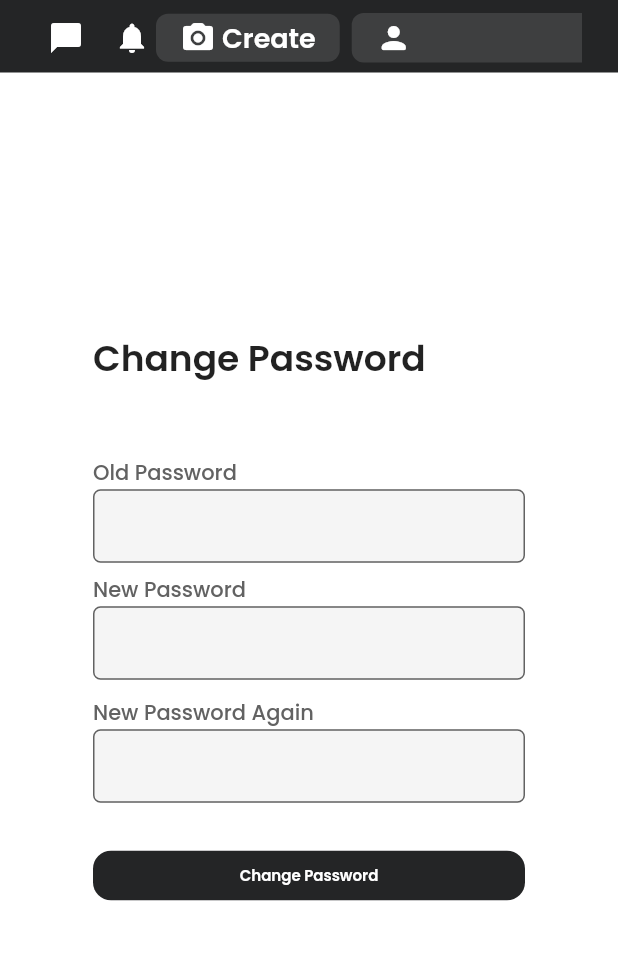
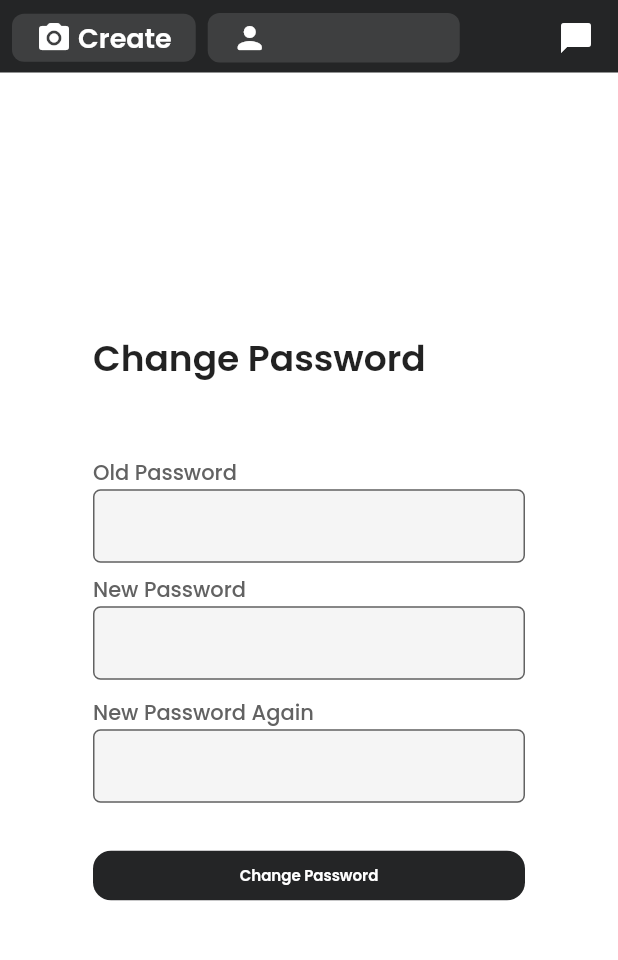
Before and after one commit to Bilfind/bilfind_app, a Flutter app: the ChangePasswordScreen screen opened directly, after a tap on the "arrow drop down" icon, on a phone screen of 412 x 824 dp, the part 77-1037 px from its top. Run offline on Flutter 3.47's test engine with Material 2 defaults, Android fonts, the phone set to English and light mode, and no system bars; our stand-ins replace dio, equatable, flutter_otp_text_field, go_router, image_picker, pretty_dio_logger and 5 more; accounts and stored records are empty; network calls fail.

Commit message:
feat: change padding at app bar

```diff
--- a/lib/widgets/app_bar/authenticated_app_bar.dart
+++ b/lib/widgets/app_bar/authenticated_app_bar.dart
@@ -190,22 +190,18 @@ class _AuthenticatedAppBarState extends State<AuthenticatedAppBar> {
   }
 
   Widget getNarrowLayoutBottom() {
-    return Padding(
-      padding: const EdgeInsets.symmetric(horizontal: 24.0),
-      child: Column(
-        children: [
-          SingleChildScrollView(
-            scrollDirection: Axis.horizontal,
+    double sidePadding = 8;
+
+    return Column(
+      children: [
+        SingleChildScrollView(
+          scrollDirection: Axis.horizontal,
+          child: Container(
+            constraints: BoxConstraints(minWidth: MediaQuery.of(context).size.width),
+            padding: EdgeInsets.symmetric(horizontal: sidePadding),
             child: Row(
               mainAxisAlignment: MainAxisAlignment.spaceBetween,
               children: [
-                const Row(
-                  children: [
-                    MessagesButton(),
-                    SizedBox(width: 8),
-                    NotificationsButton(),
-                  ],
-                ),
                 Row(
                   children: [
                     const CreatePostButton(),
@@ -215,12 +211,20 @@ class _AuthenticatedAppBarState extends State<AuthenticatedAppBar> {
                         : const CircularProgressIndicator(),
                   ],
                 ),
+                const Row(
+                  children: [
+                    MessagesButton(),
+                  ],
+                )
               ],
             ),
           ),
-          widget.searchBar == null ? Container() : widget.searchBar!
-        ],
-      ),
+        ),
+        widget.searchBar == null ? Container() : Padding(
+          padding: EdgeInsets.symmetric(horizontal: sidePadding),
+          child: widget.searchBar!,
+        )
+      ],
     );
   }
 
```
Also changed, not shown: 4 other files.
